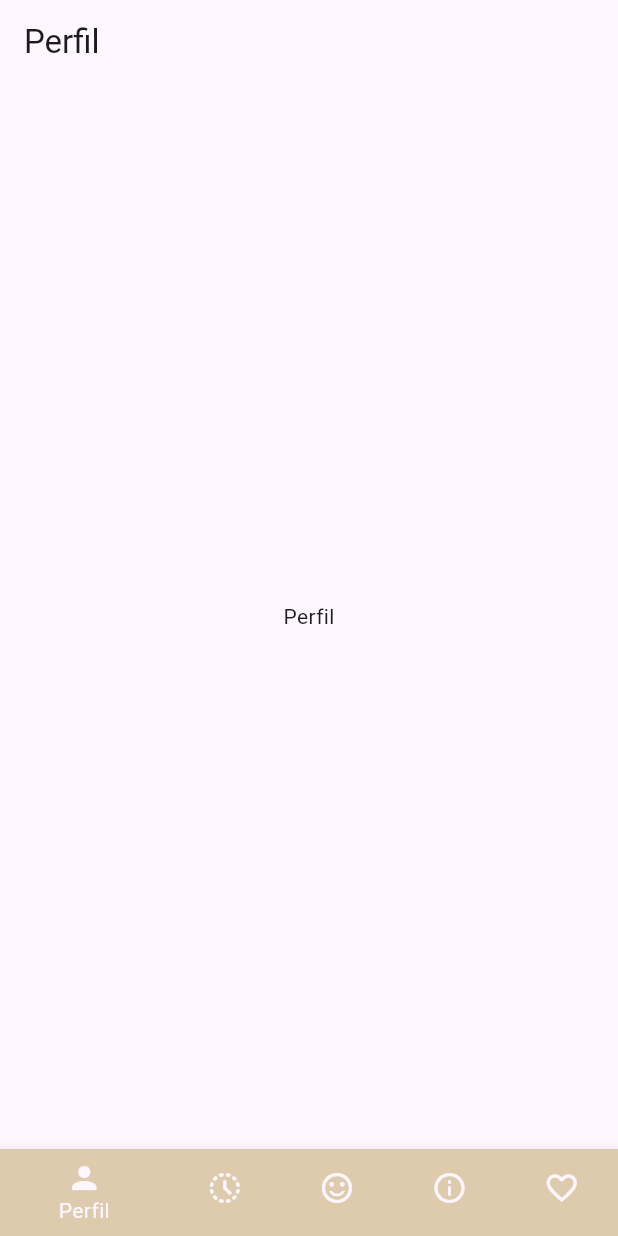
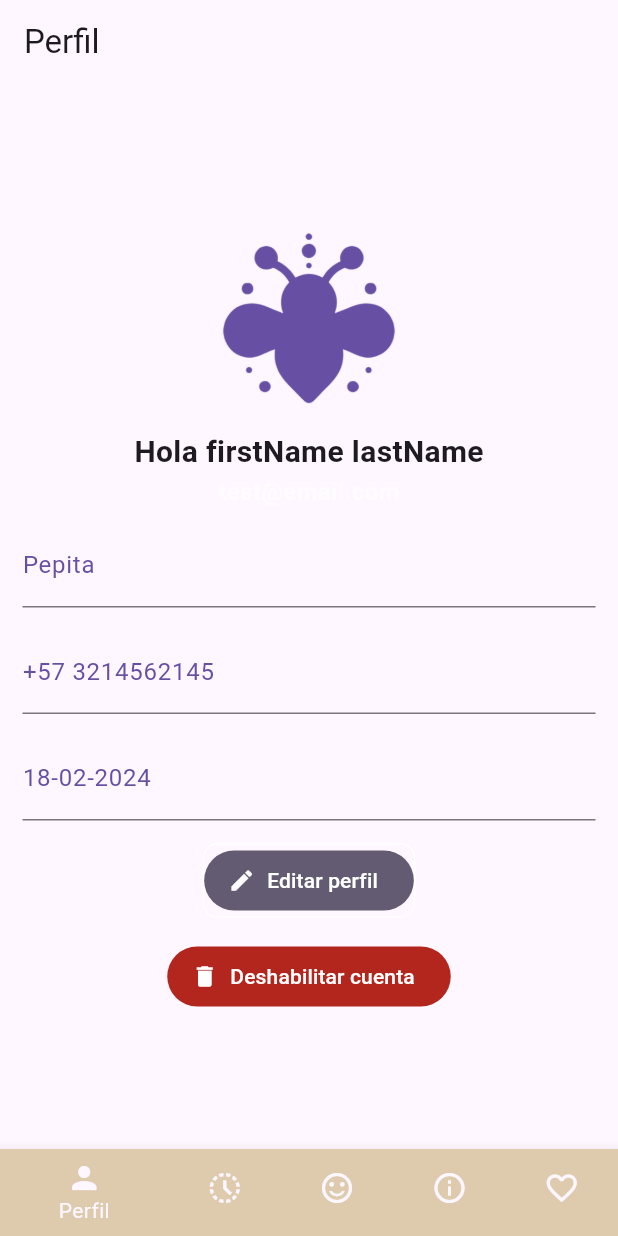
Before and after one commit to Our-Hive/emotional_app, a Flutter app: the ProfileView screen opened by its route, on a phone screen of 412 x 824 dp. Run offline on Flutter 3.47's test engine with Material 3 defaults, Android fonts, the phone set to English and light mode, and no system bars; our stand-ins replace dio, flutter_dotenv, flutter_riverpod, go_router.

Commit message:
feat: add profile screen

```diff
--- a/lib/features/account/user/ui/screens/profile_view.dart
+++ b/lib/features/account/user/ui/screens/profile_view.dart
@@ -5,18 +5,136 @@ class ProfileView extends StatelessWidget {
 
   @override
   Widget build(BuildContext context) {
+    final appColors = Theme.of(context).colorScheme;
+
     return Scaffold(
       appBar: AppBar(
         title: const Text('Perfil'),
       ),
-      body: const Center(
-        child: Column(
-          mainAxisAlignment: MainAxisAlignment.center,
-          children: <Widget>[
-            Text('Perfil'),
-          ],
+      body: GestureDetector(
+        onTap: () => FocusScope.of(context).unfocus(),
+        child: Center(
+          child: Container(
+            margin: const EdgeInsets.symmetric(horizontal: 15),
+            child: SingleChildScrollView(
+              child: Column(
+                mainAxisAlignment: MainAxisAlignment.center,
+                children: <Widget>[
+                  const SizedBox(height: 5),
+                  ImageFiltered(
+                    imageFilter: ColorFilter.mode(
+                      appColors.primary,
+                      BlendMode.srcATop,
+                    ),
+                    child: const Image(
+                      image: AssetImage('assets/app_image.png'),
+                      width: 120,
+                      height: 120,
+                    ),
+                  ),
+                  const SizedBox(height: 15),
+                  const Text(
+                    'Hola firstName lastName',
+                    style: TextStyle(
+                      fontSize: 20,
+                      fontWeight: FontWeight.bold,
+                    ),
+                  ),
+                  const Text(
+                    'test@email.com',
+                    style: TextStyle(
+                      fontSize: 16,
+                      fontWeight: FontWeight.bold,
+                      color: Colors.white60,
+                    ),
+                  ),
+                  const SizedBox(height: 10),
+                  _ActiveTextFormField(
+                    appColors: appColors,
+                    primaryText: 'Username',
+                    secondaryText: 'Pepita',
+                  ),
+                  const SizedBox(height: 15),
+                  _ActiveTextFormField(
+                    appColors: appColors,
+                    primaryText: 'Numero',
+                    secondaryText: '+57 3214562145',
+                  ),
+                  const SizedBox(height: 15),
+                  _ActiveTextFormField(
+                    appColors: appColors,
+                    primaryText: 'Fecha de Nacimiento',
+                    secondaryText: '18-02-2024',
+                  ),
+                  const SizedBox(height: 15),
+                  Container(
+                    decoration: BoxDecoration(
+                      border: Border.all(color: appColors.onSecondary),
+                      borderRadius: BorderRadius.circular(10),
+                    ),
+                    child: FilledButton.icon(
+                      onPressed: () => print('Pressed'),
+                      style: FilledButton.styleFrom(
+                        backgroundColor: appColors.secondary,
+                        foregroundColor: appColors.onSecondary,
+                      ),
+                      icon: const Icon(Icons.edit),
+                      label: const Text('Editar perfil'),
+                    ),
+                  ),
+                  const SizedBox(height: 15),
+                  FilledButton.icon(
+                    onPressed: () => print('Pressed'),
+                    style: FilledButton.styleFrom(
+                      backgroundColor: appColors.error,
+                      foregroundColor: appColors.onError,
+                    ),
+                    icon: const Icon(Icons.delete),
+                    label: const Text('Deshabilitar cuenta'),
+                  ),
+                ],
+              ),
+            ),
+          ),
         ),
       ),
     );
   }
 }
+
+class _ActiveTextFormField extends StatefulWidget {
+  final ColorScheme appColors;
+  final String primaryText;
+  final String secondaryText;
+
+  const _ActiveTextFormField({
+    required this.appColors,
+    required this.primaryText,
+    required this.secondaryText,
+  });
+
+  @override
+  State<_ActiveTextFormField> createState() => _ActiveTextFormFieldState();
+}
+
+class _ActiveTextFormFieldState extends State<_ActiveTextFormField> {
+  bool isSelected = false;
+
+  @override
+  Widget build(BuildContext context) {
+    return TextFormField(
+      readOnly: true,
+      onTap: () => setState(() => isSelected ? false : true),
+      decoration: InputDecoration(
+        labelText: isSelected ? widget.primaryText : widget.secondaryText,
+        hintText: !isSelected ? widget.primaryText : widget.secondaryText,
+        labelStyle: TextStyle(color: widget.appColors.primary),
+        focusedBorder: OutlineInputBorder(
+          borderSide: BorderSide(
+            color: widget.appColors.primary,
+          ),
+        ),
+      ),
+    );
+  }
+}
```
